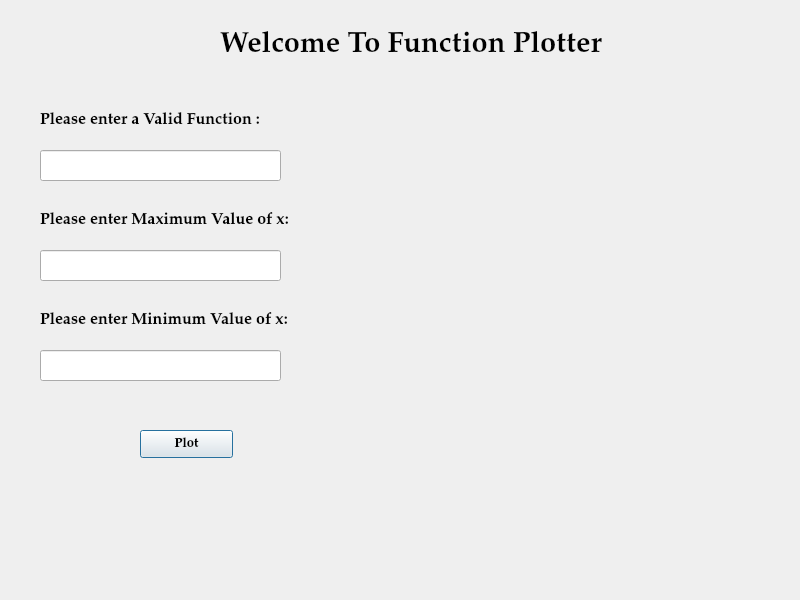
Qt form app.ui (AhmedLotfy02/Function-Plotter1) before a commit.
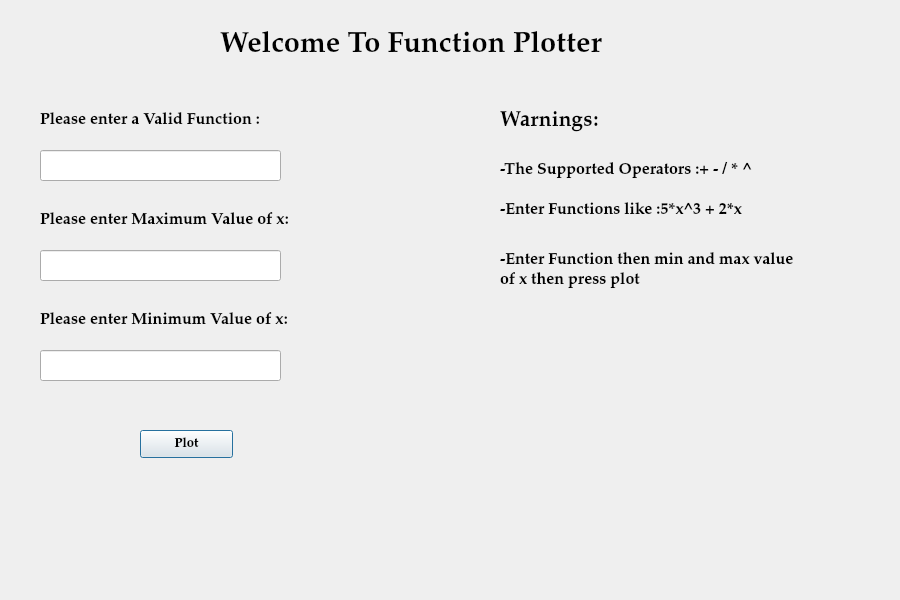
The same form after that commit.

Diff of the .ui file:
```diff
--- a/app.ui
+++ b/app.ui
@@ -6,7 +6,7 @@
    <rect>
     <x>0</x>
     <y>0</y>
-    <width>800</width>
+    <width>900</width>
     <height>600</height>
    </rect>
   </property>
@@ -188,6 +188,119 @@
 
 
 
+
+  <widget class="QLabel" name="warn_title">
+   <property name="geometry">
+    <rect>
+     <x>500</x>
+     <y>100</y>
+     <width>300</width>
+     <height>41</height>
+    </rect>
+   </property>
+   <property name="font">
+    <font>
+     <family>Palatino Linotype</family>
+     <pointsize>16</pointsize>
+     <weight>75</weight>
+     <bold>true</bold>
+    </font>
+   </property>
+   <property name="text">
+    <string>Warnings:</string>
+   </property>
+  </widget>
+  
+  <widget class="QLabel" name="warn_1">
+   <property name="geometry">
+    <rect>
+     <x>500</x>
+     <y>150</y>
+     <width>300</width>
+     <height>41</height>
+    </rect>
+   </property>
+   <property name="font">
+    <font>
+     <family>Palatino Linotype</family>
+     <pointsize>12</pointsize>
+     <weight>75</weight>
+     <bold>true</bold>
+    </font>
+   </property>
+   <property name="text">
+    <string>-The Supported Operators :+ - / * ^</string>
+   </property>
+  </widget>
+
+<widget class="QLabel" name="warn_2">
+   <property name="geometry">
+    <rect>
+     <x>500</x>
+     <y>190</y>
+     <width>300</width>
+     <height>41</height>
+    </rect>
+   </property>
+   <property name="font">
+    <font>
+     <family>Palatino Linotype</family>
+     <pointsize>12</pointsize>
+     <weight>75</weight>
+     <bold>true</bold>
+    </font>
+   </property>
+   <property name="text">
+    <string>-Enter Functions like :5*x^3 + 2*x</string>
+   </property>
+ 
+  </widget>
+
+  <widget class="QLabel" name="warn_3">
+   <property name="geometry">
+    <rect>
+     <x>500</x>
+     <y>240</y>
+     <width>300</width>
+     <height>41</height>
+    </rect>
+   </property>
+   <property name="font">
+    <font>
+     <family>Palatino Linotype</family>
+     <pointsize>12</pointsize>
+     <weight>75</weight>
+     <bold>true</bold>
+    </font>
+   </property>
+   <property name="text">
+    <string>-Enter Function then min and max value</string>
+   </property>
+  </widget>
+
+
+  <widget class="QLabel" name="warn_3">
+   <property name="geometry">
+    <rect>
+     <x>500</x>
+     <y>260</y>
+     <width>300</width>
+     <height>41</height>
+    </rect>
+   </property>
+   <property name="font">
+    <font>
+     <family>Palatino Linotype</family>
+     <pointsize>12</pointsize>
+     <weight>75</weight>
+     <bold>true</bold>
+    </font>
+   </property>
+   <property name="text">
+    <string>of x then press plot</string>
+   </property>
+  </widget>
+
  </widget>
  <resources/>
  <connections/>
```
